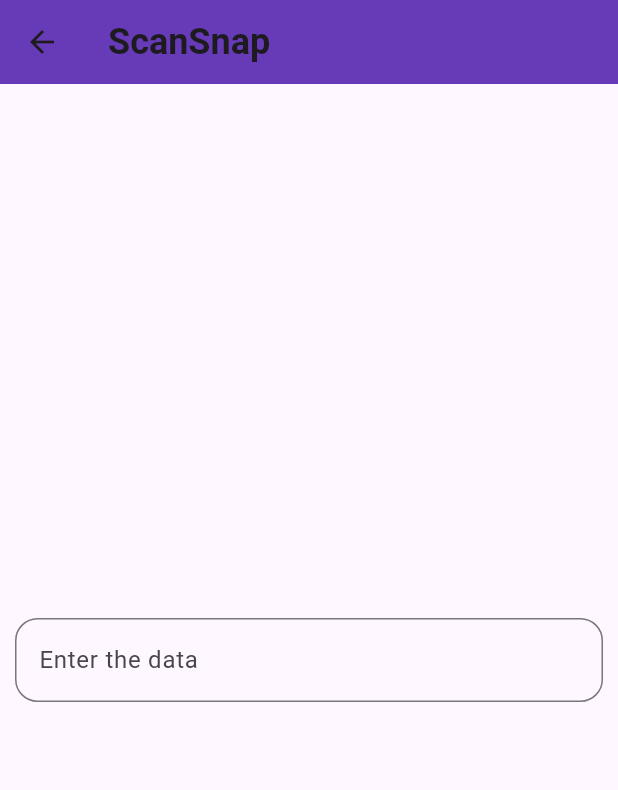
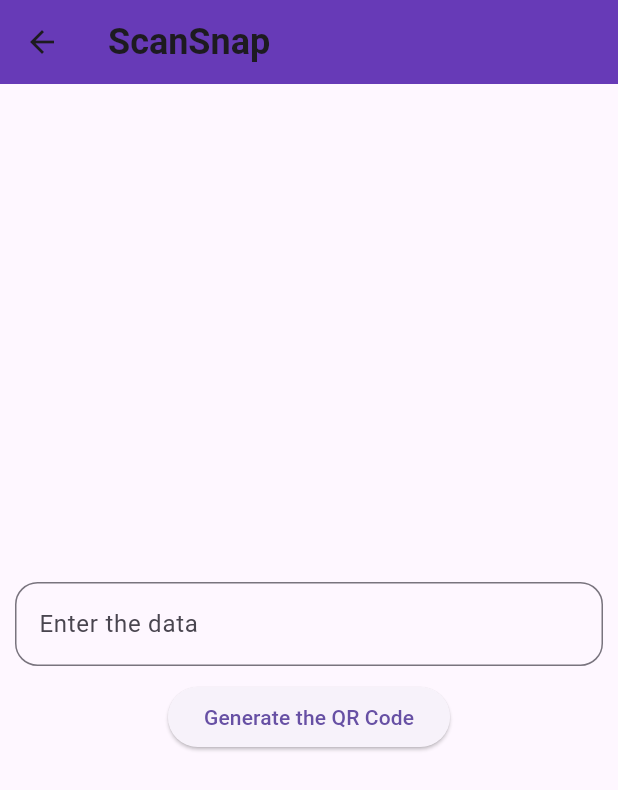
Before and after one commit to shahzaibahmad1426/ScanSnap, a Flutter app: the QrCodeGenerator screen opened directly, on a phone screen of 412 x 824 dp. Shown: the top 790 px of the screen. Run offline on Flutter 3.47's test engine with Material 3 defaults, Android fonts, the phone set to English and light mode, and no system bars; our stand-ins replace qr_flutter; missing offline and left inert: flutter_barcode_scanner.

Commit message:
Building QR Code (Scanner and Generator) Widgets

```diff
--- a/lib/qr_code_generator.dart
+++ b/lib/qr_code_generator.dart
@@ -49,6 +49,7 @@
                 ),
               ),
               const SizedBox(height: 10,),
+              ElevatedButton(onPressed: (){setState(() {});}, child: const Text('Generate the QR Code'))
             ],
           ),
         ),
```
